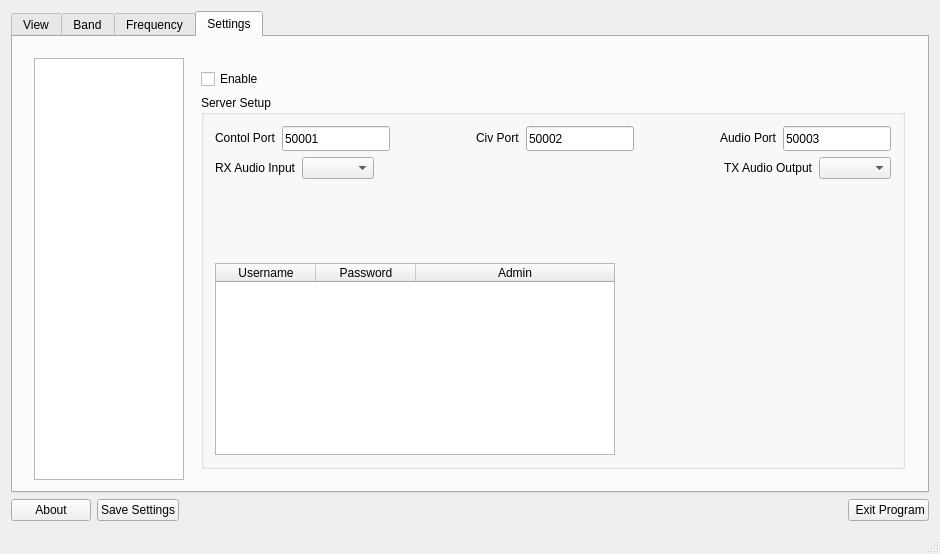
Above: wfmain.ui from adecarolis/wfweb before the change. Below: the same form after it.
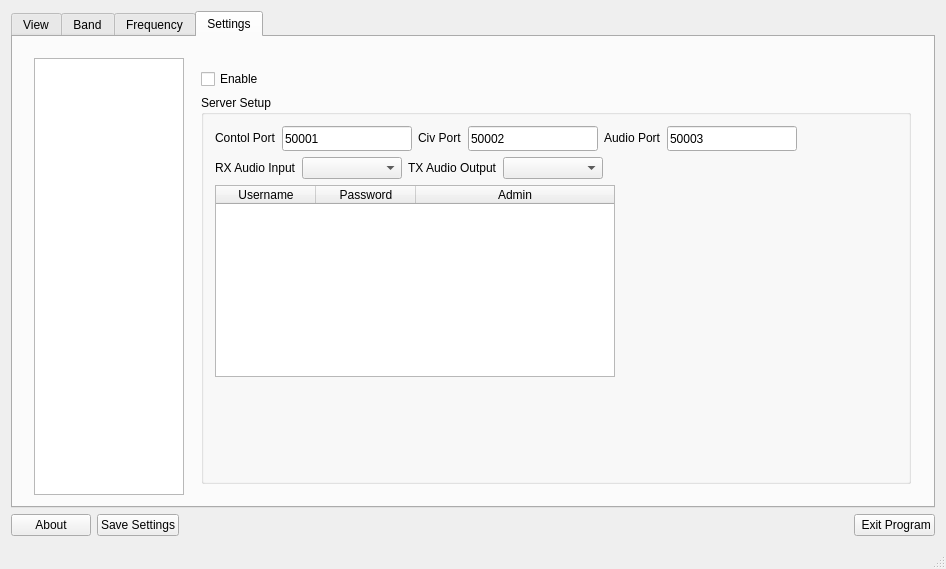
That is the form after the change. Custom widgets are drawn as their Qt base class.

Commit message: Edited some size constraints for better resizing and full-screen mode.

```diff
--- a/wfmain.ui
+++ b/wfmain.ui
@@ -6,8 +6,8 @@
    <rect>
     <x>0</x>
     <y>0</y>
-    <width>940</width>
-    <height>554</height>
+    <width>946</width>
+    <height>569</height>
    </rect>
   </property>
   <property name="windowTitle">
@@ -3103,13 +3103,13 @@
                        </property>
                        <property name="minimumSize">
                         <size>
-                         <width>0</width>
+                         <width>130</width>
                          <height>25</height>
                         </size>
                        </property>
                        <property name="maximumSize">
                         <size>
-                         <width>16777215</width>
+                         <width>130</width>
                          <height>25</height>
                         </size>
                        </property>
@@ -3124,19 +3124,6 @@
                        </property>
                       </widget>
                      </item>
-                     <item>
-                      <spacer name="horizontalSpacer_25">
-                       <property name="orientation">
-                        <enum>Qt::Horizontal</enum>
-                       </property>
-                       <property name="sizeHint" stdset="0">
-                        <size>
-                         <width>40</width>
-                         <height>20</height>
-                        </size>
-                       </property>
-                      </spacer>
-                     </item>
                      <item>
                       <widget class="QLabel" name="label_37">
                        <property name="sizePolicy">
@@ -3166,13 +3153,13 @@
                       <widget class="QLineEdit" name="serverCivPortText">
                        <property name="minimumSize">
                         <size>
-                         <width>0</width>
+                         <width>130</width>
                          <height>25</height>
                         </size>
                        </property>
                        <property name="maximumSize">
                         <size>
-                         <width>16777215</width>
+                         <width>130</width>
                          <height>25</height>
                         </size>
                        </property>
@@ -3184,19 +3171,6 @@
                        </property>
                       </widget>
                      </item>
-                     <item>
-                      <spacer name="horizontalSpacer_26">
-                       <property name="orientation">
-                        <enum>Qt::Horizontal</enum>
-                       </property>
-                       <property name="sizeHint" stdset="0">
-                        <size>
-                         <width>40</width>
-                         <height>20</height>
-                        </size>
-                       </property>
-                      </spacer>
-                     </item>
                      <item>
                       <widget class="QLabel" name="label_36">
                        <property name="minimumSize">
@@ -3220,13 +3194,13 @@
                       <widget class="QLineEdit" name="serverAudioPortText">
                        <property name="minimumSize">
                         <size>
-                         <width>0</width>
+                         <width>130</width>
                          <height>25</height>
                         </size>
                        </property>
                        <property name="maximumSize">
                         <size>
-                         <width>16777215</width>
+                         <width>130</width>
                          <height>25</height>
                         </size>
                        </property>
@@ -3238,6 +3212,19 @@
                        </property>
                       </widget>
                      </item>
+                     <item>
+                      <spacer name="horizontalSpacer_25">
+                       <property name="orientation">
+                        <enum>Qt::Horizontal</enum>
+                       </property>
+                       <property name="sizeHint" stdset="0">
+                        <size>
+                         <width>40</width>
+                         <height>20</height>
+                        </size>
+                       </property>
+                      </spacer>
+                     </item>
                     </layout>
                    </item>
                    <item>
@@ -3250,20 +3237,20 @@
                       </widget>
                      </item>
                      <item>
-                      <widget class="QComboBox" name="serverRXAudioInputCombo"/>
-                     </item>
-                     <item>
-                      <spacer name="horizontalSpacer_23">
-                       <property name="orientation">
-                        <enum>Qt::Horizontal</enum>
+                      <widget class="QComboBox" name="serverRXAudioInputCombo">
+                       <property name="minimumSize">
+                        <size>
+                         <width>100</width>
+                         <height>0</height>
+                        </size>
                        </property>
-                       <property name="sizeHint" stdset="0">
+                       <property name="maximumSize">
                         <size>
-                         <width>40</width>
-                         <height>20</height>
+                         <width>300</width>
+                         <height>16777215</height>
                         </size>
                        </property>
-                      </spacer>
+                      </widget>
                      </item>
                      <item>
                       <widget class="QLabel" name="label_34">
@@ -3273,23 +3260,36 @@
                       </widget>
                      </item>
                      <item>
-                      <widget class="QComboBox" name="serverTXAudioOutputCombo"/>
+                      <widget class="QComboBox" name="serverTXAudioOutputCombo">
+                       <property name="minimumSize">
+                        <size>
+                         <width>100</width>
+                         <height>0</height>
+                        </size>
+                       </property>
+                       <property name="maximumSize">
+                        <size>
+                         <width>300</width>
+                         <height>16777215</height>
+                        </size>
+                       </property>
+                      </widget>
+                     </item>
+                     <item>
+                      <spacer name="horizontalSpacer_23">
+                       <property name="orientation">
+                        <enum>Qt::Horizontal</enum>
+                       </property>
+                       <property name="sizeHint" stdset="0">
+                        <size>
+                         <width>40</width>
+                         <height>20</height>
+                        </size>
+                       </property>
+                      </spacer>
                      </item>
                     </layout>
                    </item>
-                   <item>
-                    <spacer name="verticalSpacer_7">
-                     <property name="orientation">
-                      <enum>Qt::Vertical</enum>
-                     </property>
-                     <property name="sizeHint" stdset="0">
-                      <size>
-                       <width>20</width>
-                       <height>40</height>
-                      </size>
-                     </property>
-                    </spacer>
-                   </item>
                    <item>
                     <layout class="QHBoxLayout" name="horizontalLayout_32">
                      <item>
@@ -3377,6 +3377,19 @@
                      </item>
                     </layout>
                    </item>
+                   <item>
+                    <spacer name="verticalSpacer_7">
+                     <property name="orientation">
+                      <enum>Qt::Vertical</enum>
+                     </property>
+                     <property name="sizeHint" stdset="0">
+                      <size>
+                       <width>20</width>
+                       <height>40</height>
+                      </size>
+                     </property>
+                    </spacer>
+                   </item>
                   </layout>
                  </widget>
                 </item>
```
Left out of the diff: 4 changed lines with no effect on the pictures.
